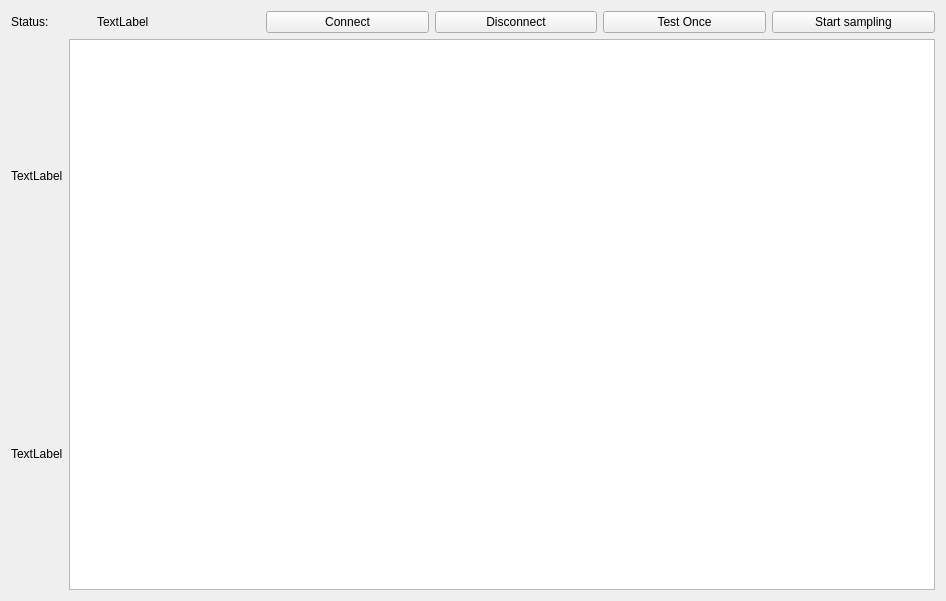
Above: tools/gui/ui/slamdeck_tab.ui from victorhook/slamdeck before the change. Below: the same form after it.
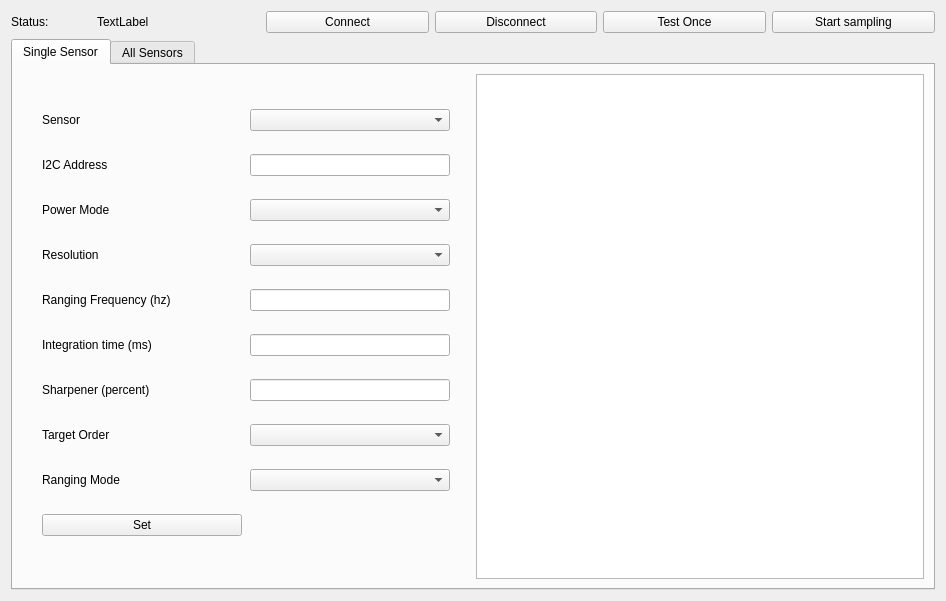
That is the form after the change.

Commit message: Added another tab for gui. Connection now works OK

```diff
--- a/tools/gui/ui/slamdeck_tab.ui
+++ b/tools/gui/ui/slamdeck_tab.ui
@@ -78,29 +78,406 @@
       </layout>
      </item>
      <item>
-      <layout class="QHBoxLayout" name="horizontalLayout_3">
-       <item>
-        <layout class="QVBoxLayout" name="verticalLayout_2">
+      <widget class="QTabWidget" name="mainTabs">
+       <property name="currentIndex">
+        <number>0</number>
+       </property>
+       <widget class="QWidget" name="tabSingleSensor" native="true">
+        <attribute name="title">
+         <string>Single Sensor</string>
+        </attribute>
+        <layout class="QHBoxLayout" name="horizontalLayout_3">
          <item>
-          <widget class="QLabel" name="label_2">
-           <property name="text">
-            <string>TextLabel</string>
-           </property>
+          <widget class="QFrame" name="sensorSettings">
+           <layout class="QVBoxLayout" name="verticalLayout_2">
+            <item>
+             <widget class="QFrame" name="sensorSettingsFrame">
+              <property name="sizePolicy">
+               <sizepolicy hsizetype="Minimum" vsizetype="Preferred">
+                <horstretch>0</horstretch>
+                <verstretch>0</verstretch>
+               </sizepolicy>
+              </property>
+              <property name="maximumSize">
+               <size>
+                <width>16777211</width>
+                <height>16777215</height>
+               </size>
+              </property>
+              <layout class="QGridLayout" name="gridLayout_2">
+               <item row="5" column="1">
+                <widget class="QLineEdit" name="editIntegrationTime">
+                 <property name="maximumSize">
+                  <size>
+                   <width>200</width>
+                   <height>16777215</height>
+                  </size>
+                 </property>
+                </widget>
+               </item>
+               <item row="3" column="1">
+                <widget class="QComboBox" name="comboResolution">
+                 <property name="maximumSize">
+                  <size>
+                   <width>200</width>
+                   <height>16777215</height>
+                  </size>
+                 </property>
+                </widget>
+               </item>
+               <item row="7" column="1">
+                <widget class="QComboBox" name="comboTargerOrder">
+                 <property name="maximumSize">
+                  <size>
+                   <width>200</width>
+                   <height>16777215</height>
+                  </size>
+                 </property>
+                </widget>
+               </item>
+               <item row="2" column="0">
+                <widget class="QLabel" name="label_7">
+                 <property name="sizePolicy">
+                  <sizepolicy hsizetype="Preferred" vsizetype="Minimum">
+                   <horstretch>0</horstretch>
+                   <verstretch>0</verstretch>
+                  </sizepolicy>
+                 </property>
+                 <property name="maximumSize">
+                  <size>
+                   <width>200</width>
+                   <height>16777215</height>
+                  </size>
+                 </property>
+                 <property name="text">
+                  <string>Power Mode</string>
+                 </property>
+                </widget>
+               </item>
+               <item row="1" column="0">
+                <widget class="QLabel" name="label_4">
+                 <property name="sizePolicy">
+                  <sizepolicy hsizetype="Preferred" vsizetype="Minimum">
+                   <horstretch>0</horstretch>
+                   <verstretch>0</verstretch>
+                  </sizepolicy>
+                 </property>
+                 <property name="maximumSize">
+                  <size>
+                   <width>200</width>
+                   <height>16777215</height>
+                  </size>
+                 </property>
+                 <property name="text">
+                  <string>I2C Address</string>
+                 </property>
+                </widget>
+               </item>
+               <item row="2" column="1">
+                <widget class="QComboBox" name="comboPowerMode">
+                 <property name="maximumSize">
+                  <size>
+                   <width>200</width>
+                   <height>16777215</height>
+                  </size>
+                 </property>
+                </widget>
+               </item>
+               <item row="4" column="0">
+                <widget class="QLabel" name="label_3">
+                 <property name="sizePolicy">
+                  <sizepolicy hsizetype="Preferred" vsizetype="Minimum">
+                   <horstretch>0</horstretch>
+                   <verstretch>0</verstretch>
+                  </sizepolicy>
+                 </property>
+                 <property name="maximumSize">
+                  <size>
+                   <width>200</width>
+                   <height>16777215</height>
+                  </size>
+                 </property>
+                 <property name="text">
+                  <string>Ranging Frequency (hz)</string>
+                 </property>
+                </widget>
+               </item>
+               <item row="8" column="1">
+                <widget class="QComboBox" name="comboRangingMode">
+                 <property name="maximumSize">
+                  <size>
+                   <width>200</width>
+                   <height>16777215</height>
+                  </size>
+                 </property>
+                </widget>
+               </item>
+               <item row="7" column="0">
+                <widget class="QLabel" name="label_8">
+                 <property name="sizePolicy">
+                  <sizepolicy hsizetype="Preferred" vsizetype="Minimum">
+                   <horstretch>0</horstretch>
+                   <verstretch>0</verstretch>
+                  </sizepolicy>
+                 </property>
+                 <property name="maximumSize">
+                  <size>
+                   <width>200</width>
+                   <height>16777215</height>
+                  </size>
+                 </property>
+                 <property name="text">
+                  <string>Target Order</string>
+                 </property>
+                </widget>
+               </item>
+               <item row="8" column="0">
+                <widget class="QLabel" name="label_9">
+                 <property name="sizePolicy">
+                  <sizepolicy hsizetype="Preferred" vsizetype="Minimum">
+                   <horstretch>0</horstretch>
+                   <verstretch>0</verstretch>
+                  </sizepolicy>
+                 </property>
+                 <property name="maximumSize">
+                  <size>
+                   <width>200</width>
+                   <height>16777215</height>
+                  </size>
+                 </property>
+                 <property name="text">
+                  <string>Ranging Mode</string>
+                 </property>
+                </widget>
+               </item>
+               <item row="3" column="0">
+                <widget class="QLabel" name="label_6">
+                 <property name="sizePolicy">
+                  <sizepolicy hsizetype="Preferred" vsizetype="Minimum">
+                   <horstretch>0</horstretch>
+                   <verstretch>0</verstretch>
+                  </sizepolicy>
+                 </property>
+                 <property name="maximumSize">
+                  <size>
+                   <width>200</width>
+                   <height>16777215</height>
+                  </size>
+                 </property>
+                 <property name="text">
+                  <string>Resolution</string>
+                 </property>
+                </widget>
+               </item>
+               <item row="0" column="0">
+                <widget class="QLabel" name="label_10">
+                 <property name="sizePolicy">
+                  <sizepolicy hsizetype="Preferred" vsizetype="Minimum">
+                   <horstretch>0</horstretch>
+                   <verstretch>0</verstretch>
+                  </sizepolicy>
+                 </property>
+                 <property name="maximumSize">
+                  <size>
+                   <width>200</width>
+                   <height>16777215</height>
+                  </size>
+                 </property>
+                 <property name="text">
+                  <string>Sensor</string>
+                 </property>
+                </widget>
+               </item>
+               <item row="6" column="0">
+                <widget class="QLabel" name="label_5">
+                 <property name="sizePolicy">
+                  <sizepolicy hsizetype="Preferred" vsizetype="Minimum">
+                   <horstretch>0</horstretch>
+                   <verstretch>0</verstretch>
+                  </sizepolicy>
+                 </property>
+                 <property name="maximumSize">
+                  <size>
+                   <width>200</width>
+                   <height>16777215</height>
+                  </size>
+                 </property>
+                 <property name="text">
+                  <string>Sharpener (percent)</string>
+                 </property>
+                </widget>
+               </item>
+               <item row="4" column="1">
+                <widget class="QLineEdit" name="editRangingFrequency">
+                 <property name="maximumSize">
+                  <size>
+                   <width>200</width>
+                   <height>16777215</height>
+                  </size>
+                 </property>
+                </widget>
+               </item>
+               <item row="9" column="0">
+                <widget class="QPushButton" name="btnSetSensor">
+                 <property name="maximumSize">
+                  <size>
+                   <width>200</width>
+                   <height>16777215</height>
+                  </size>
+                 </property>
+                 <property name="text">
+                  <string>Set</string>
+                 </property>
+                </widget>
+               </item>
+               <item row="0" column="1">
+                <widget class="QComboBox" name="comboSensor">
+                 <property name="maximumSize">
+                  <size>
+                   <width>200</width>
+                   <height>16777215</height>
+                  </size>
+                 </property>
+                </widget>
+               </item>
+               <item row="1" column="1">
+                <widget class="QLineEdit" name="editI2CAddress">
+                 <property name="maximumSize">
+                  <size>
+                   <width>200</width>
+                   <height>16777215</height>
+                  </size>
+                 </property>
+                </widget>
+               </item>
+               <item row="5" column="0">
+                <widget class="QLabel" name="label_2">
+                 <property name="sizePolicy">
+                  <sizepolicy hsizetype="Preferred" vsizetype="Minimum">
+                   <horstretch>0</horstretch>
+                   <verstretch>0</verstretch>
+                  </sizepolicy>
+                 </property>
+                 <property name="maximumSize">
+                  <size>
+                   <width>200</width>
+                   <height>16777215</height>
+                  </size>
+                 </property>
+                 <property name="text">
+                  <string>Integration time (ms)</string>
+                 </property>
+                </widget>
+               </item>
+               <item row="6" column="1">
+                <widget class="QLineEdit" name="editSharpener">
+                 <property name="maximumSize">
+                  <size>
+                   <width>200</width>
+                   <height>16777215</height>
+                  </size>
+                 </property>
+                </widget>
+               </item>
+              </layout>
+             </widget>
+            </item>
+           </layout>
           </widget>
          </item>
          <item>
-          <widget class="QLabel" name="label_3">
-           <property name="text">
-            <string>TextLabel</string>
-           </property>
-          </widget>
+          <widget class="QGraphicsView" name="graphics"/>
          </item>
         </layout>
-       </item>
-       <item>
-        <widget class="QGraphicsView" name="graphics"/>
-       </item>
-      </layout>
+       </widget>
+       <widget class="QWidget" name="tabAllSensors">
+        <attribute name="title">
+         <string>All Sensors</string>
+        </attribute>
+        <widget class="QWidget" name="horizontalLayoutWidget">
+         <property name="geometry">
+          <rect>
+           <x>-1</x>
+           <y>-1</y>
+           <width>921</width>
+           <height>521</height>
+          </rect>
+         </property>
+         <layout class="QHBoxLayout" name="horizontalLayout_4">
+          <item>
+           <layout class="QGridLayout" name="gridLayout_3">
+            <item row="0" column="0">
+             <widget class="QLabel" name="label_11">
+              <property name="text">
+               <string>Resolution</string>
+              </property>
+             </widget>
+            </item>
+            <item row="1" column="0">
+             <widget class="QLabel" name="label_12">
+              <property name="text">
+               <string>Ranging Frequency</string>
+              </property>
+             </widget>
+            </item>
+            <item row="2" column="0">
+             <widget class="QLabel" name="label_13">
+              <property name="text">
+               <string>Integration Time (ms)</string>
+              </property>
+             </widget>
+            </item>
+            <item row="3" column="0">
+             <widget class="QLabel" name="label_14">
+              <property name="text">
+               <string>Target Order</string>
+              </property>
+             </widget>
+            </item>
+            <item row="4" column="0">
+             <widget class="QPushButton" name="pushButton">
+              <property name="text">
+               <string>Set All</string>
+              </property>
+             </widget>
+            </item>
+            <item row="1" column="1">
+             <widget class="QComboBox" name="comboBox_3"/>
+            </item>
+            <item row="2" column="1">
+             <widget class="QComboBox" name="comboBox_2"/>
+            </item>
+            <item row="0" column="1">
+             <widget class="QComboBox" name="comboBox_4"/>
+            </item>
+            <item row="3" column="1">
+             <widget class="QComboBox" name="comboBox_5"/>
+            </item>
+           </layout>
+          </item>
+          <item>
+           <layout class="QGridLayout" name="gridLayout_4">
+            <item row="1" column="1">
+             <widget class="QGraphicsView" name="sensorMain"/>
+            </item>
+            <item row="0" column="1">
+             <widget class="QGraphicsView" name="sensorFront"/>
+            </item>
+            <item row="1" column="2">
+             <widget class="QGraphicsView" name="sensorRight"/>
+            </item>
+            <item row="1" column="0">
+             <widget class="QGraphicsView" name="sensorLeft"/>
+            </item>
+            <item row="2" column="1">
+             <widget class="QGraphicsView" name="sensorBack"/>
+            </item>
+           </layout>
+          </item>
+         </layout>
+        </widget>
+       </widget>
+      </widget>
      </item>
     </layout>
    </item>
```
Left out of the diff: 3 changed lines with no effect on the pictures. The commit also changes 6 other files.
